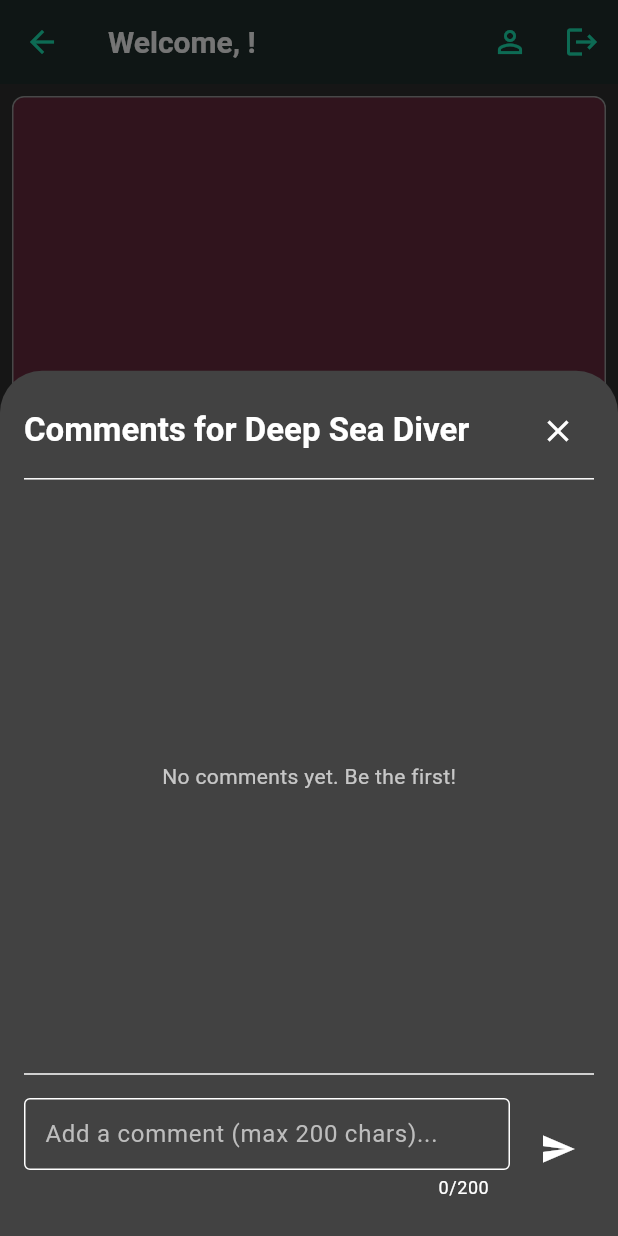
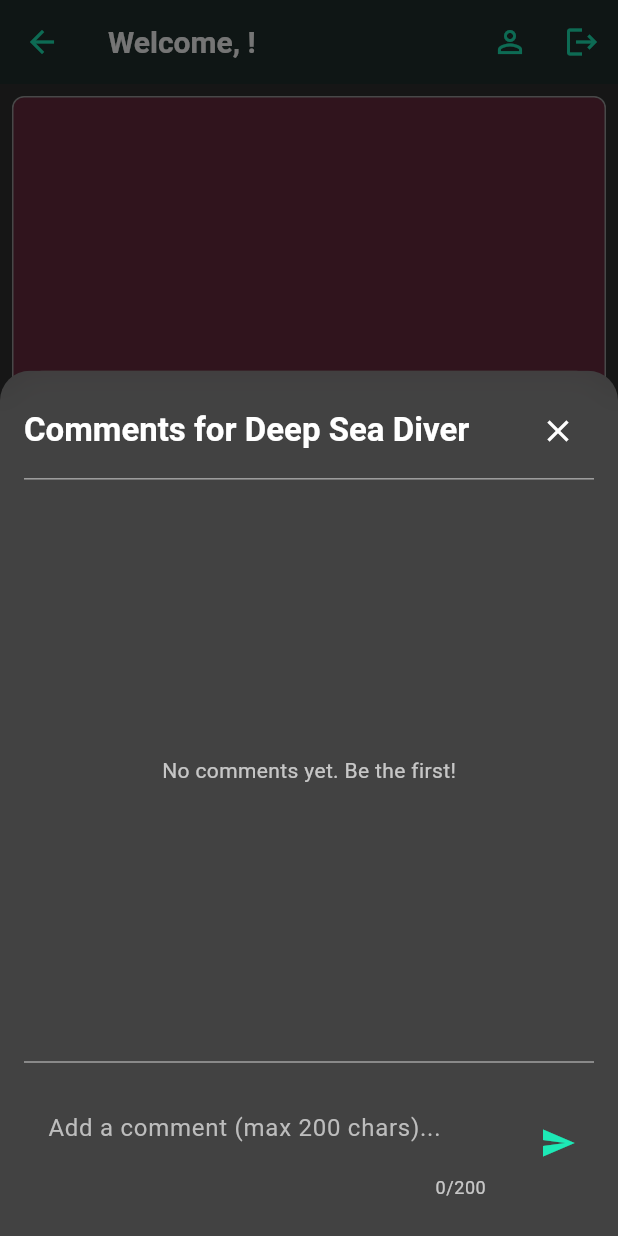
Before and after one commit to ahmetikbal/gamestagram-web3, a Flutter app: the HomeScreen screen opened directly, scrolled down 576 dp, after a tap on the "comment" icon, on a phone screen of 412 x 824 dp. Run offline on Flutter 3.47's test engine with Material 3 defaults, Android fonts, the phone set to English and light mode, and no system bars; our stand-ins replace shared_preferences; accounts and stored records are empty.

Commit message:
Refactor CommentPanelWidget to enhance UI

```diff
--- a/lib/presentation/widgets/comment_panel_widget.dart
+++ b/lib/presentation/widgets/comment_panel_widget.dart
@@ -1,3 +1,4 @@
+import 'dart:ui'; // For ImageFilter
 import 'package:flutter/material.dart';
 import 'package:provider/provider.dart';
 import '../../data/models/game_model.dart';
@@ -53,41 +54,79 @@ class _CommentPanelWidgetState extends State<CommentPanelWidget> {
 
   @override
   Widget build(BuildContext context) {
+    // Use Theme colors for better adaptability
+    final theme = Theme.of(context);
+    final onSurfaceColor = theme.colorScheme.onSurface;
+    final surfaceColor = theme.colorScheme.surface;
+    final primaryAccentColor = theme.colorScheme.primary;
+
     return Padding(
-      padding: MediaQuery.of(context).viewInsets,
+      padding: MediaQuery.of(context).viewInsets, // Handles keyboard overlap
+      child: ClipRRect( // Clip the blur effect to the rounded corners
+        borderRadius: const BorderRadius.only(
+          topLeft: Radius.circular(20.0),
+          topRight: Radius.circular(20.0),
+        ),
+        child: BackdropFilter(
+          filter: ImageFilter.blur(sigmaX: 10.0, sigmaY: 10.0), // Adjust blur intensity
           child: Container(
             padding: const EdgeInsets.all(16.0),
             height: MediaQuery.of(context).size.height * 0.7,
+            decoration: BoxDecoration( // Apply semi-transparent background
+              color: surfaceColor.withOpacity(0.85), // Semi-transparent surface color
+              // No need for borderRadius here, ClipRRect handles it
+            ),
             child: Column(
               crossAxisAlignment: CrossAxisAlignment.start,
               children: [
                 Row(
                   mainAxisAlignment: MainAxisAlignment.spaceBetween,
                   children: [
-                Text('Comments for ${widget.game.title}', style: Theme.of(context).textTheme.titleLarge),
-                IconButton(icon: const Icon(Icons.close), onPressed: () => Navigator.pop(context))
+                    Expanded(
+                      child: Text(
+                        'Comments for ${widget.game.title}',
+                        style: theme.textTheme.titleLarge?.copyWith(color: onSurfaceColor),
+                        overflow: TextOverflow.ellipsis,
+                      ),
+                    ),
+                    IconButton(
+                      icon: Icon(Icons.close, color: onSurfaceColor),
+                      onPressed: () => Navigator.pop(context)
+                    )
                   ],
                 ),
-            const Divider(),
+                Divider(color: onSurfaceColor.withOpacity(0.5)),
                 Expanded(
                   child: Consumer<GameViewModel>(
                     builder: (context, gvm, child) {
                       if (gvm.isLoadingComments) {
-                    return const Center(child: CircularProgressIndicator());
+                        return Center(child: CircularProgressIndicator(color: primaryAccentColor));
                       }
                       if (gvm.currentViewingGameComments.isEmpty) {
-                    return const Center(child: Text('No comments yet. Be the first!'));
+                        return Center(child: Text('No comments yet. Be the first!', style: TextStyle(color: onSurfaceColor.withOpacity(0.7))));
                       }
                       return ListView.builder(
                         itemCount: gvm.currentViewingGameComments.length,
                         itemBuilder: (context, index) {
                           final comment = gvm.currentViewingGameComments[index];
                           return Card(
+                            color: surfaceColor.withOpacity(0.9), // Slightly more opaque cards
                             margin: const EdgeInsets.symmetric(vertical: 4.0),
+                            shape: RoundedRectangleBorder(borderRadius: BorderRadius.circular(12)),
+                            elevation: 2,
                             child: ListTile(
-                          leading: CircleAvatar(child: Text(comment.userId.isNotEmpty ? comment.userId[0].toUpperCase() : 'U')),
-                          title: Text(comment.text ?? ''),
-                          subtitle: Text('User ID: ${comment.userId} \n${comment.timestamp.toLocal().toString().substring(0, 16)}'),
+                              leading: CircleAvatar(
+                                backgroundColor: primaryAccentColor,
+                                child: Text(
+                                  comment.userId.isNotEmpty ? comment.userId[0].toUpperCase() : 'U',
+                                  style: TextStyle(color: theme.colorScheme.onPrimary),
+                                ),
+                              ),
+                              title: Text(comment.text ?? '', style: TextStyle(color: onSurfaceColor)),
+                              subtitle: Text(
+                                'User ID: ${comment.userId} \n${comment.timestamp.toLocal().toString().substring(0, 16)}',
+                                style: TextStyle(color: onSurfaceColor.withOpacity(0.7)),
+                              ),
                               isThreeLine: true,
                             ),
                           );
@@ -96,7 +135,7 @@ class _CommentPanelWidgetState extends State<CommentPanelWidget> {
                     },
                   ),
                 ),
-            const Divider(),
+                Divider(color: onSurfaceColor.withOpacity(0.5)),
                 Padding(
                   padding: const EdgeInsets.only(top: 8.0, bottom: 8.0),
                   child: Row(
@@ -104,10 +143,13 @@ class _CommentPanelWidgetState extends State<CommentPanelWidget> {
                       Expanded(
                         child: TextField(
                           controller: _commentController,
-                      decoration: const InputDecoration(
+                          style: TextStyle(color: onSurfaceColor), // Ensure input text is visible
+                          decoration: InputDecoration(
                             hintText: 'Add a comment (max 200 chars)...',
-                        border: OutlineInputBorder(),
-                        contentPadding: EdgeInsets.symmetric(vertical: 10.0, horizontal: 10.0),
+                            // hintStyle is already set by the theme in main.dart
+                            // border: OutlineInputBorder(), // Using theme's input decoration
+                            // contentPadding: EdgeInsets.symmetric(vertical: 10.0, horizontal: 10.0), // Theme handles this
+                            counterStyle: TextStyle(color: onSurfaceColor.withOpacity(0.7)), // For maxLength counter
                           ),
                           textInputAction: TextInputAction.send,
                           onSubmitted: _isPostingComment ? null : (_) => _postComment(),
@@ -116,9 +158,9 @@ class _CommentPanelWidgetState extends State<CommentPanelWidget> {
                       ),
                       const SizedBox(width: 8),
                       _isPostingComment
-                    ? const CircularProgressIndicator()
+                        ? CircularProgressIndicator(color: primaryAccentColor)
                         : IconButton(
-                        icon: const Icon(Icons.send),
+                            icon: Icon(Icons.send, color: primaryAccentColor),
                             onPressed: _postComment,
                           ),
                     ],
@@ -127,6 +169,8 @@ class _CommentPanelWidgetState extends State<CommentPanelWidget> {
               ],
             ),
           ),
+        ),
+      ),
     );
   }
 }
```
Lines whose indentation alone changed are shown as unchanged.
